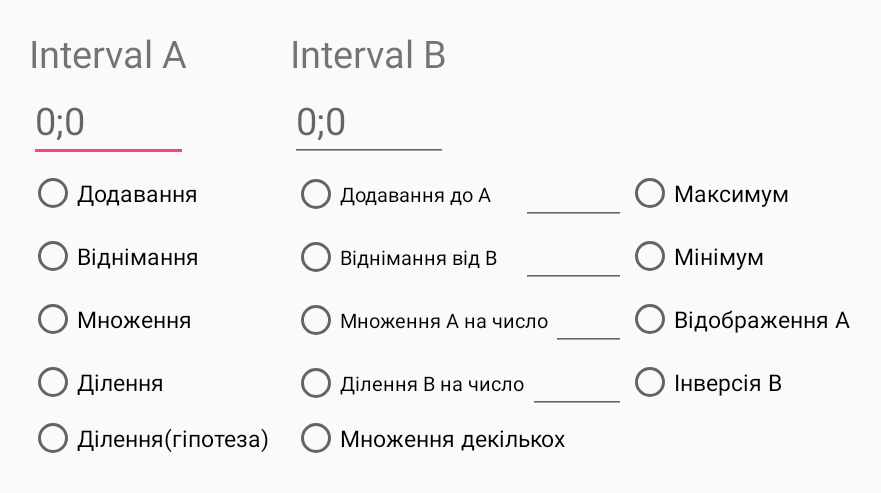
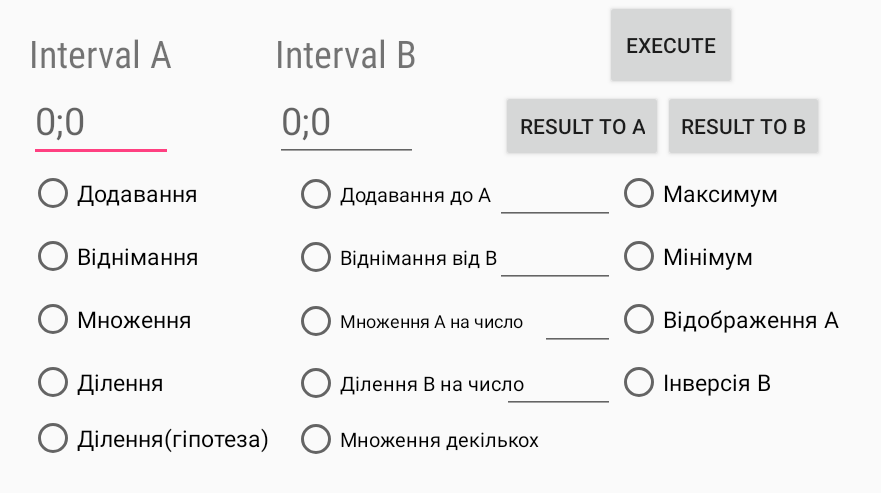
Before and after one commit to sanstorik/confidence_interval_operations, an Android app: the screen it shows after launch (MainActivity), on a phone screen of 824 x 412 dp (held sideways). Shown: the top 493 px of the screen, without its empty margins (45-926 px from the left). Run offline under Robolectric (Android 15) with nearby library versions, the phone set to English and light mode, and no system bars.

Commit message:
ended main part XML for main activity

```diff
--- a/app/src/main/java/com/example/chloe/confidence_interval_operations/MainActivity.kt
+++ b/app/src/main/java/com/example/chloe/confidence_interval_operations/MainActivity.kt
@@ -9,6 +9,4 @@ class MainActivity : AppCompatActivity() {
         super.onCreate(savedInstanceState)
         setContentView(R.layout.activity_main)
     }
-
-
 }
--- a/app/src/main/res/layout/activity_main.xml
+++ b/app/src/main/res/layout/activity_main.xml
@@ -4,6 +4,7 @@
     xmlns:tools="http://schemas.android.com/tools"
     android:layout_width="match_parent"
     android:layout_height="match_parent"
+    android:elevation="9dp"
     tools:context="com.example.chloe.confidence_interval_operations.MainActivity">
 
     <TextView
@@ -16,6 +17,7 @@
         android:layout_marginLeft="49dp"
         android:layout_marginStart="49dp"
         android:layout_marginTop="18dp"
+        android:fontFamily="sans-serif-condensed"
         android:text="Interval A"
         android:textSize="25sp"
         tools:text="Interval A" />
@@ -30,6 +32,7 @@
         android:layout_marginStart="68dp"
         android:layout_toEndOf="@+id/intervalB_tv"
         android:layout_toRightOf="@+id/intervalB_tv"
+        android:fontFamily="sans-serif-condensed"
         android:text="Interval B"
         android:textSize="25sp"
         tools:text="Interval B" />
@@ -61,18 +64,15 @@
         android:inputType="text"
         android:textSize="25sp" />
 
-    <com.example.chloe.confidence_interval_operations.ToogleButtonGroupTableLayout
-        xmlns:android="http://schemas.android.com/apk/res/android"
+    <com.example.chloe.confidence_interval_operations.ToogleButtonGroupTableLayout xmlns:android="http://schemas.android.com/apk/res/android"
+        android:id="@+id/radGroup1"
         android:layout_width="wrap_content"
         android:layout_height="wrap_content"
-        android:id="@+id/radGroup1"
-        android:layout_below="@+id/intervalA_et"
         android:layout_alignLeft="@+id/intervalA_et"
-        android:layout_alignStart="@+id/intervalA_et">
+        android:layout_alignStart="@+id/intervalA_et"
+        android:layout_below="@+id/intervalA_et">
 
         <TableRow
-            layout_height="match_parent"
-            layout_width="match_parent"
             android:layout_width="wrap_content"
             android:layout_height="wrap_content">
 
@@ -80,14 +80,14 @@
                 android:id="@+id/add_rb"
                 android:layout_height="wrap_content"
                 android:text="Додавання"
-                android:textSize="15dp" />
+                android:textSize="15sp" />
 
             <RadioButton
                 android:id="@+id/add_A_rb"
                 android:layout_height="wrap_content"
                 android:layout_marginLeft="15dp"
                 android:text="Додавання до А"
-                android:textSize="13dp" />
+                android:textSize="13sp" />
 
             <EditText
                 android:id="@+id/addNumber_et"
@@ -108,8 +108,6 @@
         </TableRow>
 
         <TableRow
-            layout_height="match_parent"
-            layout_width="match_parent"
             android:layout_width="wrap_content"
             android:layout_height="wrap_content">
 
@@ -117,14 +115,14 @@
                 android:id="@+id/substr_rb"
                 android:layout_height="wrap_content"
                 android:text="Віднімання"
-                android:textSize="15dp" />
+                android:textSize="15sp" />
 
             <RadioButton
                 android:id="@+id/substr_B_rb"
                 android:layout_height="wrap_content"
                 android:layout_marginLeft="15dp"
                 android:text="Віднімання від B"
-                android:textSize="13dp" />
+                android:textSize="13sp" />
 
             <EditText
                 android:id="@+id/substractNumber_et"
@@ -146,8 +144,6 @@
         </TableRow>
 
         <TableRow
-            layout_height="match_parent"
-            layout_width="match_parent"
             android:layout_width="wrap_content"
             android:layout_height="wrap_content">
 
@@ -155,20 +151,20 @@
                 android:id="@+id/mul_rb"
                 android:layout_height="wrap_content"
                 android:text="Множення"
-                android:textSize="15dp" />
+                android:textSize="15sp" />
 
             <RadioButton
                 android:id="@+id/mul_A_rb"
                 android:layout_height="wrap_content"
                 android:layout_marginLeft="15dp"
                 android:text="Множення А на число"
-                android:textSize="13dp" />
+                android:textSize="12sp" />
 
             <EditText
                 android:id="@+id/multiplyNumber_et"
                 android:layout_width="wrap_content"
                 android:layout_height="wrap_content"
-                android:layout_marginLeft="-10dp"
+                android:layout_marginLeft="0dp"
                 android:width="50dp"
                 android:ems="10"
                 android:inputType="number"
@@ -178,13 +174,11 @@
                 android:id="@+id/reverse_A_rb"
                 android:layout_height="wrap_content"
                 android:text="Відображення А"
-                android:textSize="15dp" />
+                android:textSize="15sp" />
 
         </TableRow>
 
         <TableRow
-            layout_height="match_parent"
-            layout_width="match_parent"
             android:layout_width="wrap_content"
             android:layout_height="wrap_content">
 
@@ -192,14 +186,14 @@
                 android:id="@+id/divide_rb"
                 android:layout_height="wrap_content"
                 android:text="Ділення"
-                android:textSize="15dp" />
+                android:textSize="15sp" />
 
             <RadioButton
                 android:id="@+id/divide_B_rb"
                 android:layout_height="wrap_content"
                 android:layout_marginLeft="15dp"
                 android:text="Ділення B на число"
-                android:textSize="13dp" />
+                android:textSize="13sp" />
 
             <EditText
                 android:id="@+id/divideNumber_et"
@@ -216,7 +210,7 @@
                 android:layout_height="wrap_content"
                 android:layout_marginLeft="0dp"
                 android:text="Інверсія B"
-                android:textSize="15dp" />
+                android:textSize="15sp" />
 
         </TableRow>
 
@@ -226,17 +220,49 @@
                 android:id="@+id/div_thesis_rb"
                 android:layout_height="wrap_content"
                 android:text="Ділення(гіпотеза)"
-                android:textSize="15dp" />
+                android:textSize="15sp" />
 
             <RadioButton
                 android:id="@+id/mul_many_rb"
                 android:layout_height="wrap_content"
                 android:layout_marginLeft="15dp"
                 android:text="Множення декількох"
-                android:textSize="15dp" />
+                android:textSize="13sp" />
 
-    </TableRow>
+        </TableRow>
 
     </com.example.chloe.confidence_interval_operations.ToogleButtonGroupTableLayout>
 
+    <Button
+        android:id="@+id/exec_btn"
+        android:layout_width="wrap_content"
+        android:layout_height="wrap_content"
+        android:layout_above="@+id/res_to_B_btn"
+        android:layout_alignEnd="@+id/res_to_B_btn"
+        android:layout_alignParentTop="true"
+        android:layout_alignRight="@+id/res_to_B_btn"
+        android:layout_marginEnd="58dp"
+        android:layout_marginRight="58dp"
+        android:text="Execute" />
+
+    <Button
+        android:id="@+id/res_to_B_btn"
+        android:layout_width="wrap_content"
+        android:layout_height="wrap_content"
+        android:layout_above="@+id/radGroup1"
+        android:layout_alignEnd="@+id/radGroup1"
+        android:layout_alignRight="@+id/radGroup1"
+        android:layout_marginEnd="10dp"
+        android:layout_marginRight="10dp"
+        android:text="Result to B" />
+
+    <Button
+        android:id="@+id/res_to_A_btn"
+        android:layout_width="wrap_content"
+        android:layout_height="wrap_content"
+        android:layout_above="@+id/radGroup1"
+        android:layout_toLeftOf="@+id/res_to_B_btn"
+        android:layout_toStartOf="@+id/res_to_B_btn"
+        android:text="Result to A" />
+
 </RelativeLayout>
```
